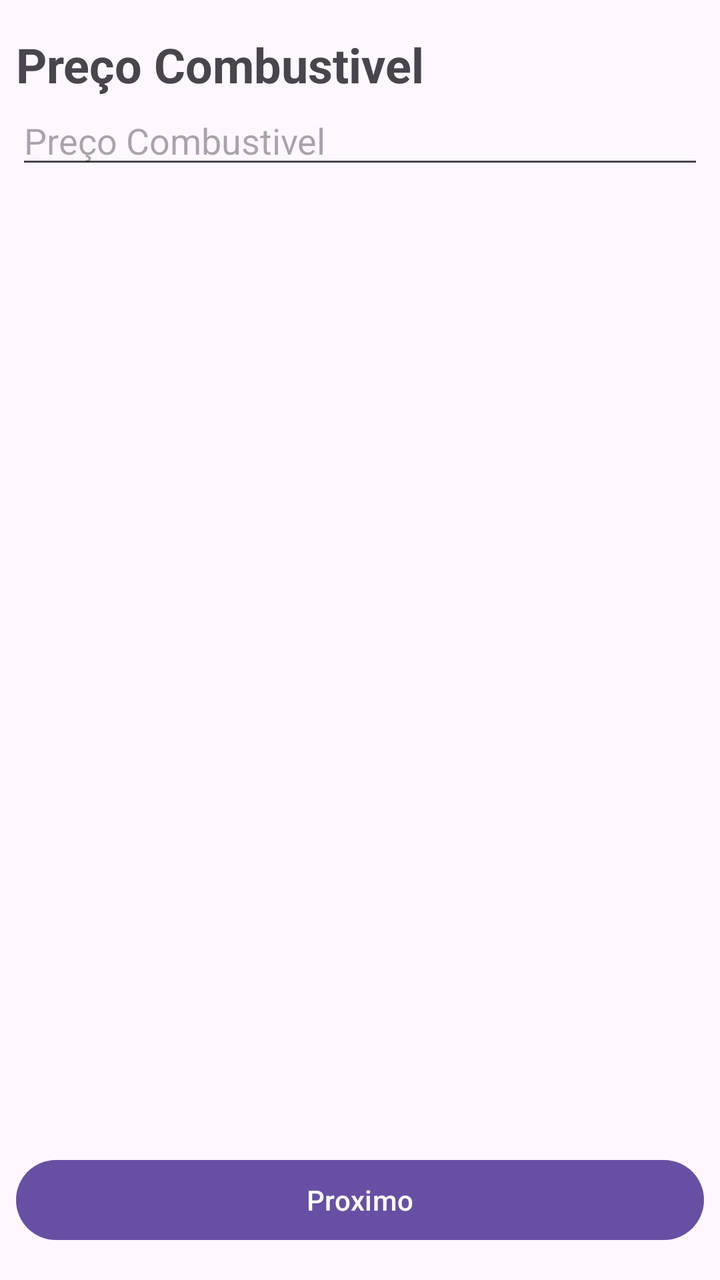
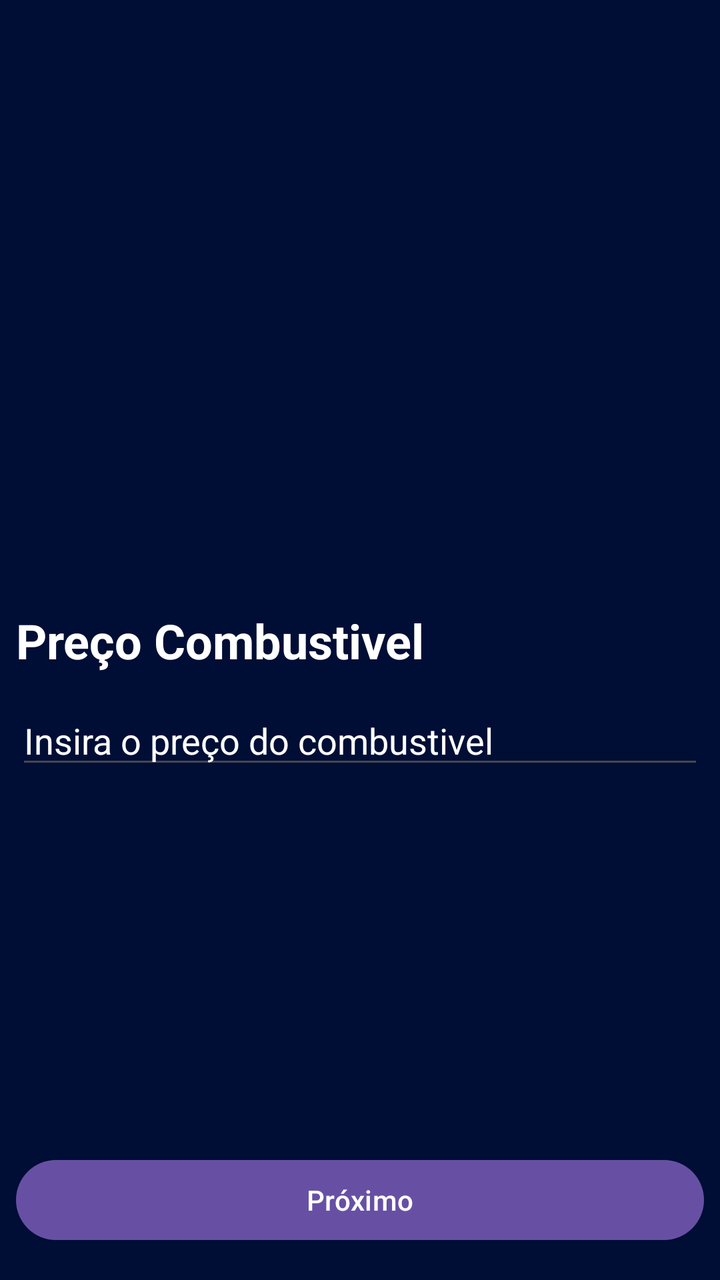

Before-and-after screenshots of an Android layout around one commit, followed by the original layout XML and the change that was made.
<!-- AndroidManifest.xml: application theme Theme.FuelCalculator -->
<!-- res/layout/activity_preco_combustivel.xml -->
<?xml version="1.0" encoding="utf-8"?>
<androidx.constraintlayout.widget.ConstraintLayout xmlns:android="http://schemas.android.com/apk/res/android"
    xmlns:app="http://schemas.android.com/apk/res-auto"
    xmlns:tools="http://schemas.android.com/tools"
    android:id="@+id/main"
    android:layout_width="match_parent"
    android:layout_height="match_parent"
    tools:context=".PrecoCombustivelActivity">

    <EditText
        android:id="@+id/edtPrecoCombustivel"
        android:layout_width="0dp"
        android:layout_height="wrap_content"
        android:layout_marginStart="8dp"
        android:layout_marginEnd="8dp"
        android:ems="10"
        android:hint="Preço Combustivel"
        android:inputType="numberDecimal"
        app:layout_constraintEnd_toEndOf="parent"
        app:layout_constraintHorizontal_bias="1.0"
        app:layout_constraintStart_toStartOf="parent"
        app:layout_constraintTop_toBottomOf="@+id/tvTituloPrecoCombustivel" />

    <Button
        android:id="@+id/btnPrecoCombustivelProximo"
        android:layout_width="0dp"
        android:layout_height="wrap_content"
        android:layout_marginStart="8dp"
        android:layout_marginEnd="8dp"
        android:layout_marginBottom="16dp"
        android:hint="Preço Combustivel"
        android:text="Proximo"
        app:layout_constraintBottom_toBottomOf="parent"
        app:layout_constraintEnd_toEndOf="parent"
        app:layout_constraintStart_toStartOf="parent" />

    <TextView
        android:id="@+id/tvTituloPrecoCombustivel"
        android:layout_width="wrap_content"
        android:layout_height="32dp"
        android:layout_marginTop="16dp"
        android:text="Preço Combustivel"
        android:textSize="24sp"
        android:textStyle="bold"
        app:layout_constraintStart_toStartOf="@+id/edtPrecoCombustivel"
        app:layout_constraintTop_toTopOf="parent" />
</androidx.constraintlayout.widget.ConstraintLayout>
<!-- resources referenced by this layout -->
<resources>
  <style name="Theme.FuelCalculator" parent="Base.Theme.FuelCalculator" />
  <style name="Base.Theme.FuelCalculator" parent="Theme.Material3.DayNight.NoActionBar">
          
          
      </style>
</resources>

<!-- the commit's change to res/layout/activity_preco_combustivel.xml (unified diff, before → after) -->
@@ -5,6 +5,7 @@
     android:id="@+id/main"
     android:layout_width="match_parent"
     android:layout_height="match_parent"
+    android:background="@color/background"
     tools:context=".PrecoCombustivelActivity">
 
     <EditText
@@ -12,14 +13,29 @@
         android:layout_width="0dp"
         android:layout_height="wrap_content"
         android:layout_marginStart="8dp"
+        android:layout_marginTop="12dp"
         android:layout_marginEnd="8dp"
         android:ems="10"
-        android:hint="Preço Combustivel"
+        android:hint="Insira o preço do combustivel"
         android:inputType="numberDecimal"
+        android:textColor="@color/white"
+        android:textColorHint="@color/white"
         app:layout_constraintEnd_toEndOf="parent"
-        app:layout_constraintHorizontal_bias="1.0"
+        app:layout_constraintHorizontal_bias="0.0"
         app:layout_constraintStart_toStartOf="parent"
         app:layout_constraintTop_toBottomOf="@+id/tvTituloPrecoCombustivel" />
+
+    <TextView
+        android:id="@+id/tvTituloPrecoCombustivel"
+        android:layout_width="wrap_content"
+        android:layout_height="32dp"
+        android:layout_marginTop="304dp"
+        android:text="Preço Combustivel"
+        android:textColor="@color/white"
+        android:textSize="24sp"
+        android:textStyle="bold"
+        app:layout_constraintStart_toStartOf="@+id/edtPrecoCombustivel"
+        app:layout_constraintTop_toTopOf="parent" />
 
     <Button
         android:id="@+id/btnPrecoCombustivelProximo"
@@ -29,19 +45,9 @@
         android:layout_marginEnd="8dp"
         android:layout_marginBottom="16dp"
         android:hint="Preço Combustivel"
-        android:text="Proximo"
+        android:text="Próximo"
         app:layout_constraintBottom_toBottomOf="parent"
         app:layout_constraintEnd_toEndOf="parent"
         app:layout_constraintStart_toStartOf="parent" />
 
-    <TextView
-        android:id="@+id/tvTituloPrecoCombustivel"
-        android:layout_width="wrap_content"
-        android:layout_height="32dp"
-        android:layout_marginTop="16dp"
-        android:text="Preço Combustivel"
-        android:textSize="24sp"
-        android:textStyle="bold"
-        app:layout_constraintStart_toStartOf="@+id/edtPrecoCombustivel"
-        app:layout_constraintTop_toTopOf="parent" />
 </androidx.constraintlayout.widget.ConstraintLayout>
<!-- resource entries referenced after the edit -->
@@ -1,5 +1,7 @@
 <!-- resources referenced by this layout -->
 <resources>
+  <color name="background">#000E35</color>
+  <color name="white">#FFFFFFFF</color>
   <style name="Theme.FuelCalculator" parent="Base.Theme.FuelCalculator" />
   <style name="Base.Theme.FuelCalculator" parent="Theme.Material3.DayNight.NoActionBar">
           
